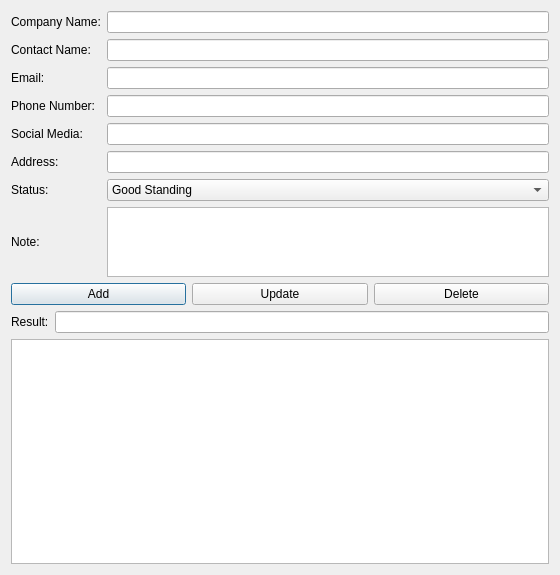
First picture: the form in UI_RAW/Customers.ui, repository GreenBeanio/Kimberly-s-Delicious-Dozen-Tracker, before the edit.
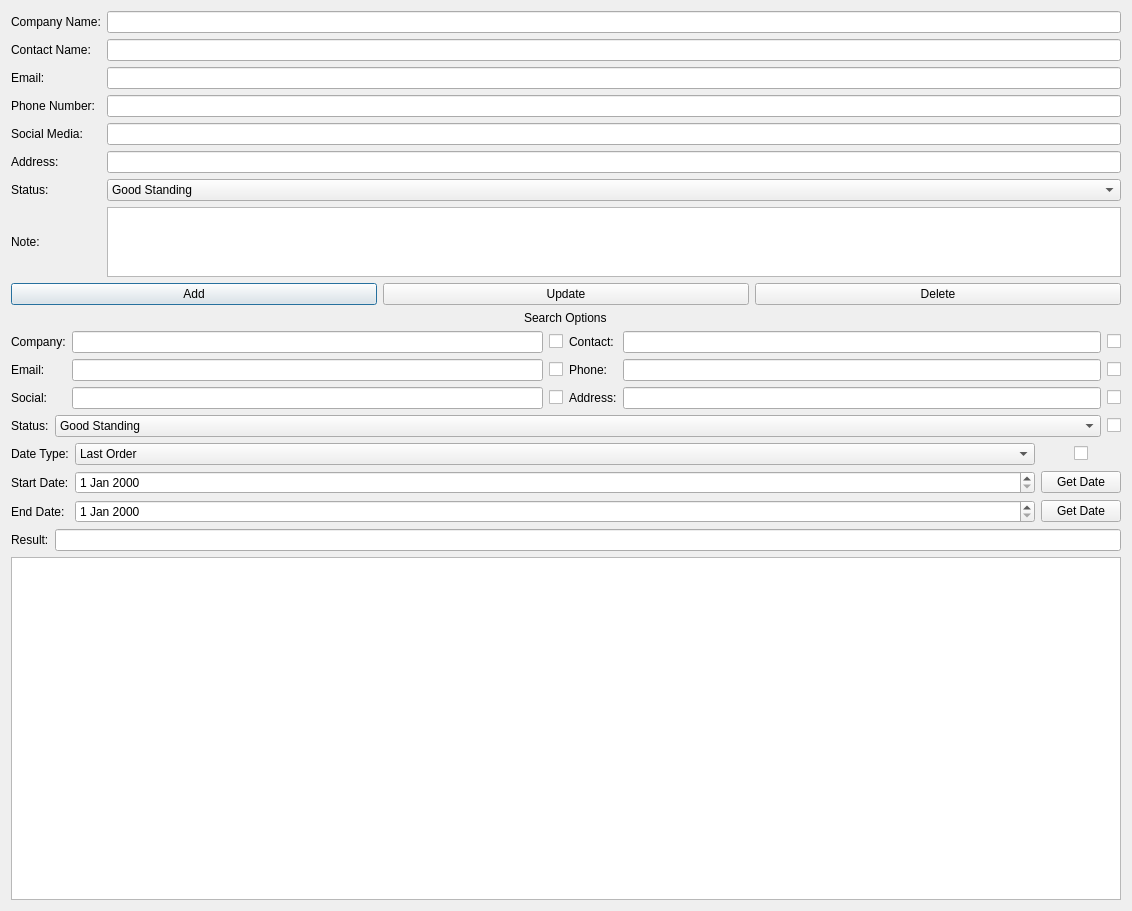
Second picture: the form after the edit.

The edit to the form file:
```diff
--- a/UI_RAW/Customers.ui
+++ b/UI_RAW/Customers.ui
@@ -6,8 +6,8 @@
    <rect>
     <x>0</x>
     <y>0</y>
-    <width>560</width>
-    <height>575</height>
+    <width>1132</width>
+    <height>911</height>
    </rect>
   </property>
   <property name="windowTitle">
@@ -19,12 +19,29 @@
      <item>
       <layout class="QHBoxLayout" name="InputLayout">
        <item>
-        <layout class="QGridLayout" name="SelectionGrid" columnstretch="0,0,0" rowminimumheight="0,0,0,0,0,0,0,0">
+        <layout class="QGridLayout" name="SelectionGrid" columnstretch="0,0,0">
+         <item row="3" column="2">
+          <widget class="QLineEdit" name="PhoneText"/>
+         </item>
+         <item row="6" column="0">
+          <widget class="QLabel" name="StatusLabel">
+           <property name="text">
+            <string>Status:</string>
+           </property>
+          </widget>
+         </item>
+         <item row="4" column="2">
+          <widget class="QLineEdit" name="SocialText"/>
+         </item>
          <item row="0" column="2">
           <widget class="QLineEdit" name="CompanyText"/>
          </item>
-         <item row="5" column="2">
-          <widget class="QLineEdit" name="AddressText"/>
+         <item row="2" column="0">
+          <widget class="QLabel" name="EmailLabel">
+           <property name="text">
+            <string>Email:</string>
+           </property>
+          </widget>
          </item>
          <item row="7" column="0">
           <widget class="QLabel" name="CustomerNote">
@@ -33,34 +50,6 @@
            </property>
           </widget>
          </item>
-         <item row="1" column="2">
-          <widget class="QLineEdit" name="ContactText"/>
-         </item>
-         <item row="2" column="2">
-          <widget class="QLineEdit" name="EmailText"/>
-         </item>
-         <item row="3" column="2">
-          <widget class="QLineEdit" name="PhoneText"/>
-         </item>
-         <item row="6" column="2">
-          <widget class="QComboBox" name="StatusBox">
-           <item>
-            <property name="text">
-             <string>Good Standing</string>
-            </property>
-           </item>
-           <item>
-            <property name="text">
-             <string>On The Fence</string>
-            </property>
-           </item>
-           <item>
-            <property name="text">
-             <string>Blacklisted</string>
-            </property>
-           </item>
-          </widget>
-         </item>
          <item row="5" column="0">
           <widget class="QLabel" name="AddressLabel">
            <property name="text">
@@ -75,16 +64,44 @@
            </property>
           </widget>
          </item>
-         <item row="2" column="0">
-          <widget class="QLabel" name="EmailLabel">
-           <property name="text">
-            <string>Email:</string>
-           </property>
-          </widget>
-         </item>
          <item row="7" column="2">
           <widget class="QTextEdit" name="NoteText"/>
          </item>
+         <item row="6" column="2">
+          <widget class="QComboBox" name="StatusBox">
+           <item>
+            <property name="text">
+             <string>Good Standing</string>
+            </property>
+           </item>
+           <item>
+            <property name="text">
+             <string>On The Fence</string>
+            </property>
+           </item>
+           <item>
+            <property name="text">
+             <string>Blacklisted</string>
+            </property>
+           </item>
+          </widget>
+         </item>
+         <item row="4" column="0">
+          <widget class="QLabel" name="SocialLabel">
+           <property name="text">
+            <string>Social Media:</string>
+           </property>
+          </widget>
+         </item>
+         <item row="1" column="2">
+          <widget class="QLineEdit" name="ContactText"/>
+         </item>
+         <item row="5" column="2">
+          <widget class="QLineEdit" name="AddressText"/>
+         </item>
+         <item row="2" column="2">
+          <widget class="QLineEdit" name="EmailText"/>
+         </item>
          <item row="0" column="0">
           <widget class="QLabel" name="CompanyLabel">
            <property name="text">
@@ -92,13 +109,6 @@
            </property>
           </widget>
          </item>
-         <item row="6" column="0">
-          <widget class="QLabel" name="StatusLabel">
-           <property name="text">
-            <string>Status:</string>
-           </property>
-          </widget>
-         </item>
          <item row="1" column="0">
           <widget class="QLabel" name="ContactLabel">
            <property name="text">
@@ -106,16 +116,6 @@
            </property>
           </widget>
          </item>
-         <item row="4" column="0">
-          <widget class="QLabel" name="SocialLabel">
-           <property name="text">
-            <string>Social Media:</string>
-           </property>
-          </widget>
-         </item>
-         <item row="4" column="2">
-          <widget class="QLineEdit" name="SocialText"/>
-         </item>
         </layout>
        </item>
       </layout>
@@ -147,6 +147,234 @@
          </item>
         </layout>
        </item>
+       <item>
+        <layout class="QVBoxLayout" name="SearchLayout">
+         <item alignment="Qt::AlignHCenter">
+          <widget class="QLabel" name="SearchLabel">
+           <property name="text">
+            <string>Search Options</string>
+           </property>
+          </widget>
+         </item>
+         <item>
+          <layout class="QHBoxLayout" name="SearchSplit">
+           <item>
+            <layout class="QGridLayout" name="SearchLeft">
+             <item row="1" column="0">
+              <widget class="QLabel" name="EmailSearchL">
+               <property name="text">
+                <string>Email:</string>
+               </property>
+              </widget>
+             </item>
+             <item row="0" column="2">
+              <widget class="QCheckBox" name="CompanyEnable">
+               <property name="text">
+                <string/>
+               </property>
+              </widget>
+             </item>
+             <item row="0" column="0">
+              <widget class="QLabel" name="CompanySearchL">
+               <property name="text">
+                <string>Company:</string>
+               </property>
+              </widget>
+             </item>
+             <item row="0" column="1">
+              <widget class="QLineEdit" name="CompanySearch"/>
+             </item>
+             <item row="2" column="0">
+              <widget class="QLabel" name="SocialSearchL">
+               <property name="text">
+                <string>Social:</string>
+               </property>
+              </widget>
+             </item>
+             <item row="1" column="1">
+              <widget class="QLineEdit" name="EmailSearch"/>
+             </item>
+             <item row="2" column="1">
+              <widget class="QLineEdit" name="SocialSearch"/>
+             </item>
+             <item row="1" column="2">
+              <widget class="QCheckBox" name="EmailEnable">
+               <property name="text">
+                <string/>
+               </property>
+              </widget>
+             </item>
+             <item row="2" column="2">
+              <widget class="QCheckBox" name="SocialEnable">
+               <property name="text">
+                <string/>
+               </property>
+              </widget>
+             </item>
+            </layout>
+           </item>
+           <item>
+            <layout class="QGridLayout" name="SearchRight">
+             <item row="2" column="1">
+              <widget class="QLineEdit" name="AddressSearch"/>
+             </item>
+             <item row="1" column="2">
+              <widget class="QCheckBox" name="PhoneEnable">
+               <property name="text">
+                <string/>
+               </property>
+              </widget>
+             </item>
+             <item row="0" column="1">
+              <widget class="QLineEdit" name="ContactSearch"/>
+             </item>
+             <item row="1" column="1">
+              <widget class="QLineEdit" name="PhoneSearch"/>
+             </item>
+             <item row="0" column="2">
+              <widget class="QCheckBox" name="ContactEnable">
+               <property name="text">
+                <string/>
+               </property>
+              </widget>
+             </item>
+             <item row="1" column="0">
+              <widget class="QLabel" name="PhoneSearchL">
+               <property name="text">
+                <string>Phone:</string>
+               </property>
+              </widget>
+             </item>
+             <item row="2" column="0">
+              <widget class="QLabel" name="AddressSearchL">
+               <property name="text">
+                <string>Address:</string>
+               </property>
+              </widget>
+             </item>
+             <item row="2" column="2">
+              <widget class="QCheckBox" name="AddressEnable">
+               <property name="text">
+                <string/>
+               </property>
+              </widget>
+             </item>
+             <item row="0" column="0">
+              <widget class="QLabel" name="ContactSearchL">
+               <property name="text">
+                <string>Contact:</string>
+               </property>
+              </widget>
+             </item>
+            </layout>
+           </item>
+          </layout>
+         </item>
+         <item>
+          <layout class="QHBoxLayout" name="StatusSearchSec" stretch="0,1,0">
+           <item>
+            <widget class="QLabel" name="StatusSearchL">
+             <property name="text">
+              <string>Status:</string>
+             </property>
+            </widget>
+           </item>
+           <item>
+            <widget class="QComboBox" name="StatusComboSearch">
+             <item>
+              <property name="text">
+               <string>Good Standing</string>
+              </property>
+             </item>
+             <item>
+              <property name="text">
+               <string>On The Fence</string>
+              </property>
+             </item>
+             <item>
+              <property name="text">
+               <string>Blacklisted</string>
+              </property>
+             </item>
+            </widget>
+           </item>
+           <item>
+            <widget class="QCheckBox" name="StatusEnable">
+             <property name="text">
+              <string/>
+             </property>
+            </widget>
+           </item>
+          </layout>
+         </item>
+         <item>
+          <layout class="QGridLayout" name="DateLayout" columnstretch="0,1,0">
+           <item row="0" column="1">
+            <widget class="QComboBox" name="DateSelection">
+             <item>
+              <property name="text">
+               <string>Last Order</string>
+              </property>
+             </item>
+             <item>
+              <property name="text">
+               <string>Last Finished Order</string>
+              </property>
+             </item>
+            </widget>
+           </item>
+           <item row="0" column="2" alignment="Qt::AlignHCenter">
+            <widget class="QCheckBox" name="EnableDate">
+             <property name="text">
+              <string/>
+             </property>
+            </widget>
+           </item>
+           <item row="1" column="0">
+            <widget class="QLabel" name="StartDateLabel">
+             <property name="text">
+              <string>Start Date:</string>
+             </property>
+            </widget>
+           </item>
+           <item row="0" column="0">
+            <widget class="QLabel" name="DateLabel">
+             <property name="text">
+              <string>Date Type:</string>
+             </property>
+            </widget>
+           </item>
+           <item row="2" column="0">
+            <widget class="QLabel" name="EndDateLabel">
+             <property name="text">
+              <string>End Date:</string>
+             </property>
+            </widget>
+           </item>
+           <item row="1" column="1">
+            <widget class="QDateEdit" name="StartDate"/>
+           </item>
+           <item row="2" column="1">
+            <widget class="QDateEdit" name="EndDate"/>
+           </item>
+           <item row="1" column="2">
+            <widget class="QPushButton" name="GetStartDate">
+             <property name="text">
+              <string>Get Date</string>
+             </property>
+            </widget>
+           </item>
+           <item row="2" column="2">
+            <widget class="QPushButton" name="GetEndDate">
+             <property name="text">
+              <string>Get Date</string>
+             </property>
+            </widget>
+           </item>
+          </layout>
+         </item>
+        </layout>
+       </item>
        <item>
         <layout class="QHBoxLayout" name="ResultLayout">
          <item>
```
